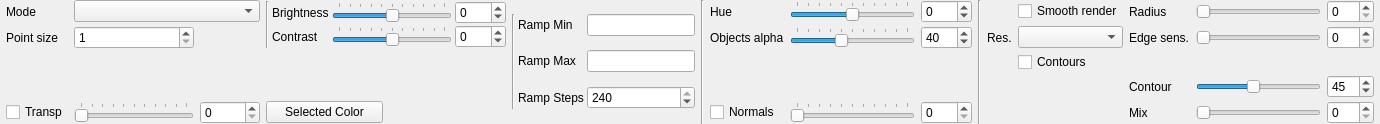
First picture: the form in src/gui/forms/toolbar_rendersettingsgroup.ui, repository open-scan-crew/OpenScanTools, before the edit.
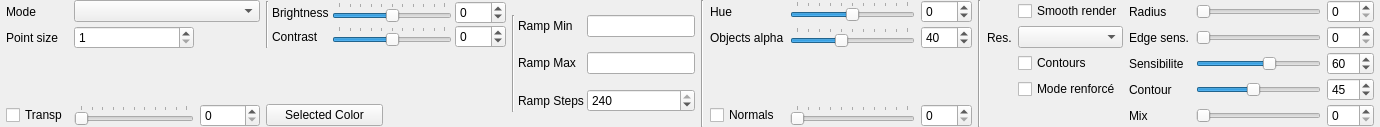
Second picture: the form after the edit. Custom widgets are drawn as their Qt base class.

Commit message:
Enhance depth lining sensitivity controls (#57)
new test to get more contours for any change in depth or geometry.

Diff of the .ui file:
```diff
--- a/src/gui/forms/toolbar_rendersettingsgroup.ui
+++ b/src/gui/forms/toolbar_rendersettingsgroup.ui
@@ -50,6 +50,13 @@
      </property>
     </widget>
    </item>
+   <item row="3" column="16">
+    <widget class="QCheckBox" name="checkBox_depthLiningStrongMode">
+     <property name="text">
+      <string>Mode renforcé</string>
+     </property>
+    </widget>
+   </item>
    <item row="4" column="0">
     <widget class="QCheckBox" name="transparencyCheckBox">
      <property name="enabled">
@@ -570,6 +577,13 @@
      </property>
     </widget>
    </item>
+   <item row="2" column="18">
+    <widget class="QLabel" name="label_depthLiningSensitivity">
+     <property name="text">
+      <string>Sensibilite</string>
+     </property>
+    </widget>
+   </item>
    <item row="3" column="19">
     <widget class="QSlider" name="slider_depthLiningStrength">
      <property name="minimum">
@@ -586,6 +600,22 @@
      </property>
     </widget>
    </item>
+   <item row="2" column="19">
+    <widget class="QSlider" name="slider_depthLiningSensitivity">
+     <property name="minimum">
+      <number>0</number>
+     </property>
+     <property name="maximum">
+      <number>100</number>
+     </property>
+     <property name="value">
+      <number>60</number>
+     </property>
+     <property name="orientation">
+      <enum>Qt::Horizontal</enum>
+     </property>
+    </widget>
+   </item>
    <item row="3" column="21">
     <widget class="QSpinBox" name="spinBox_depthLiningStrength">
      <property name="maximum">
@@ -596,6 +626,16 @@
      </property>
     </widget>
    </item>
+   <item row="2" column="21">
+    <widget class="QSpinBox" name="spinBox_depthLiningSensitivity">
+     <property name="maximum">
+      <number>100</number>
+     </property>
+     <property name="value">
+      <number>60</number>
+     </property>
+    </widget>
+   </item>
   </layout>
  </widget>
  <layoutdefault spacing="6" margin="11"/>
```
The commit also changes 6 other files.
